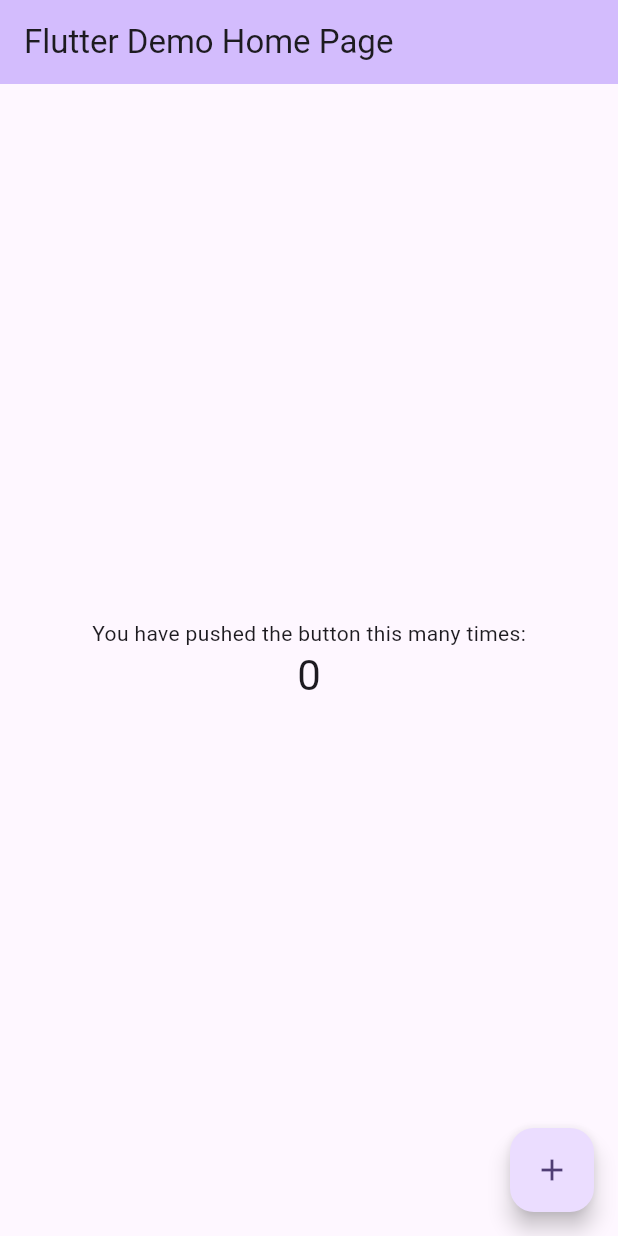
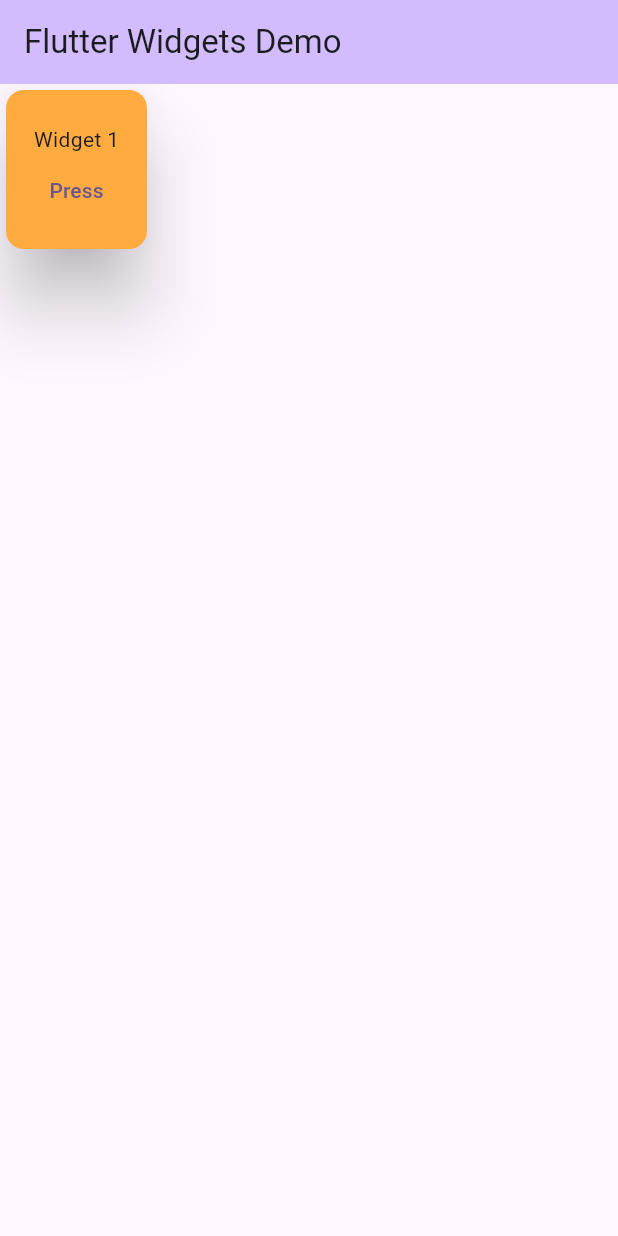
Before and after one commit to jensbusch/flutterwidgets-playground, a Flutter app: the screen it shows after launch, on a phone screen of 412 x 824 dp. Run offline on Flutter 3.47's test engine with Material 2 defaults, Android fonts, the phone set to English and light mode, and no system bars.

Commit message:
first basic layout

```diff
--- a/widgets/lib/main.dart
+++ b/widgets/lib/main.dart
@@ -11,27 +11,13 @@ class MyApp extends StatelessWidget {
   @override
   Widget build(BuildContext context) {
     return MaterialApp(
-      title: 'Flutter Demo',
+      title: 'Flutter Widgets',
       theme: ThemeData(
-        // This is the theme of your application.
-        //
-        // TRY THIS: Try running your application with "flutter run". You'll see
-        // the application has a blue toolbar. Then, without quitting the app,
-        // try changing the seedColor in the colorScheme below to Colors.green
-        // and then invoke "hot reload" (save your changes or press the "hot
-        // reload" button in a Flutter-supported IDE, or press "r" if you used
-        // the command line to start the app).
-        //
-        // Notice that the counter didn't reset back to zero; the application
-        // state is not lost during the reload. To reset the state, use hot
-        // restart instead.
-        //
-        // This works for code too, not just values: Most code changes can be
-        // tested with just a hot reload.
+
         colorScheme: ColorScheme.fromSeed(seedColor: Colors.deepPurple),
         useMaterial3: true,
       ),
-      home: const MyHomePage(title: 'Flutter Demo Home Page'),
+      home: const MyHomePage(title: 'Flutter Widgets Demo'),
     );
   }
 }
@@ -86,40 +72,24 @@ class _MyHomePageState extends State<MyHomePage> {
         // the App.build method, and use it to set our appbar title.
         title: Text(widget.title),
       ),
-      body: Center(
-        // Center is a layout widget. It takes a single child and positions it
-        // in the middle of the parent.
-        child: Column(
-          // Column is also a layout widget. It takes a list of children and
-          // arranges them vertically. By default, it sizes itself to fit its
-          // children horizontally, and tries to be as tall as its parent.
-          //
-          // Column has various properties to control how it sizes itself and
-          // how it positions its children. Here we use mainAxisAlignment to
-          // center the children vertically; the main axis here is the vertical
-          // axis because Columns are vertical (the cross axis would be
-          // horizontal).
-          //
-          // TRY THIS: Invoke "debug painting" (choose the "Toggle Debug Paint"
-          // action in the IDE, or press "p" in the console), to see the
-          // wireframe for each widget.
-          mainAxisAlignment: MainAxisAlignment.center,
-          children: <Widget>[
-            const Text(
-              'You have pushed the button this many times:',
-            ),
-            Text(
-              '$_counter',
-              style: Theme.of(context).textTheme.headlineMedium,
-            ),
-          ],
+      body: Card(
+        elevation: 20,
+        color: Colors.orangeAccent,
+        child: Padding(
+          padding: const EdgeInsets.all(15.0),
+          child: Column(
+            mainAxisSize: MainAxisSize.min,
+            children: <Widget>[
+              const SizedBox(height: 8),
+              const Text('Widget 1'),
+              TextButton(
+                onPressed: (){},
+                child: const Text('Press')
+              ),
+            ],
+          ),
         ),
       ),
-      floatingActionButton: FloatingActionButton(
-        onPressed: _incrementCounter,
-        tooltip: 'Increment',
-        child: const Icon(Icons.add),
-      ), // This trailing comma makes auto-formatting nicer for build methods.
     );
   }
 }
```
